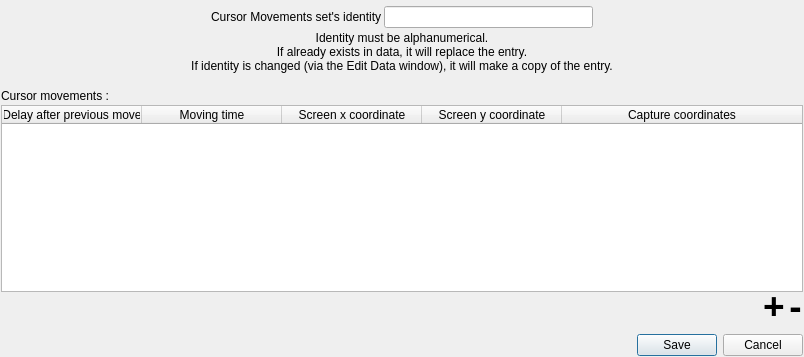
Above: ui/CursorMovementsSelectedEditDialog.ui from AmirHammouteneEI/ScheduledPasteAndKeys before the change. Below: the same form after it.
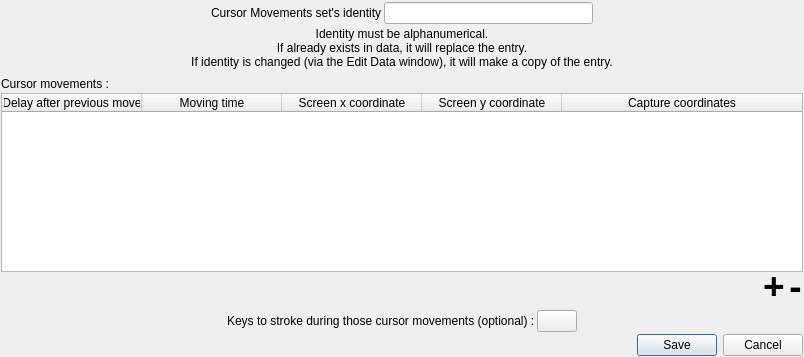
That is the form after the change.

Commit message: Added functionality to stroke keys during cursor movements

What changed in the file:
```diff
--- a/ui/CursorMovementsSelectedEditDialog.ui
+++ b/ui/CursorMovementsSelectedEditDialog.ui
@@ -196,85 +196,6 @@
      </column>
     </widget>
    </item>
-   <item>
-    <layout class="QHBoxLayout" name="horizontalLayout_5">
-     <item>
-      <spacer name="horizontalSpacer_7">
-       <property name="orientation">
-        <enum>Qt::Orientation::Horizontal</enum>
-       </property>
-       <property name="sizeHint" stdset="0">
-        <size>
-         <width>40</width>
-         <height>20</height>
-        </size>
-       </property>
-      </spacer>
-     </item>
-     <item>
-      <widget class="QPushButton" name="addMovsButton">
-       <property name="sizePolicy">
-        <sizepolicy hsizetype="Minimum" vsizetype="Minimum">
-         <horstretch>0</horstretch>
-         <verstretch>0</verstretch>
-        </sizepolicy>
-       </property>
-       <property name="maximumSize">
-        <size>
-         <width>45</width>
-         <height>45</height>
-        </size>
-       </property>
-       <property name="font">
-        <font>
-         <pointsize>28</pointsize>
-         <bold>true</bold>
-        </font>
-       </property>
-       <property name="styleSheet">
-        <string notr="true">QPushButton{padding-top:-10px;}</string>
-       </property>
-       <property name="text">
-        <string notr="true">+</string>
-       </property>
-       <property name="flat">
-        <bool>true</bool>
-       </property>
-      </widget>
-     </item>
-     <item>
-      <widget class="QPushButton" name="removeMovsButton">
-       <property name="sizePolicy">
-        <sizepolicy hsizetype="Minimum" vsizetype="Minimum">
-         <horstretch>0</horstretch>
-         <verstretch>0</verstretch>
-        </sizepolicy>
-       </property>
-       <property name="maximumSize">
-        <size>
-         <width>45</width>
-         <height>45</height>
-        </size>
-       </property>
-       <property name="font">
-        <font>
-         <pointsize>28</pointsize>
-         <bold>true</bold>
-        </font>
-       </property>
-       <property name="styleSheet">
-        <string notr="true">QPushButton{padding-top:-10px;}</string>
-       </property>
-       <property name="text">
-        <string notr="true">-</string>
-       </property>
-       <property name="flat">
-        <bool>true</bool>
-       </property>
-      </widget>
-     </item>
-    </layout>
-   </item>
    <item>
     <spacer name="verticalSpacer">
      <property name="orientation">
@@ -291,6 +212,129 @@
      </property>
     </spacer>
    </item>
+   <item>
+    <layout class="QHBoxLayout" name="horizontalLayout_5">
+     <item>
+      <spacer name="horizontalSpacer_7">
+       <property name="orientation">
+        <enum>Qt::Orientation::Horizontal</enum>
+       </property>
+       <property name="sizeHint" stdset="0">
+        <size>
+         <width>40</width>
+         <height>20</height>
+        </size>
+       </property>
+      </spacer>
+     </item>
+     <item>
+      <widget class="QPushButton" name="addMovsButton">
+       <property name="sizePolicy">
+        <sizepolicy hsizetype="Minimum" vsizetype="Minimum">
+         <horstretch>0</horstretch>
+         <verstretch>0</verstretch>
+        </sizepolicy>
+       </property>
+       <property name="maximumSize">
+        <size>
+         <width>45</width>
+         <height>45</height>
+        </size>
+       </property>
+       <property name="font">
+        <font>
+         <pointsize>28</pointsize>
+         <bold>true</bold>
+        </font>
+       </property>
+       <property name="styleSheet">
+        <string notr="true">QPushButton{padding-top:-10px;}</string>
+       </property>
+       <property name="text">
+        <string notr="true">+</string>
+       </property>
+       <property name="flat">
+        <bool>true</bool>
+       </property>
+      </widget>
+     </item>
+     <item>
+      <widget class="QPushButton" name="removeMovsButton">
+       <property name="sizePolicy">
+        <sizepolicy hsizetype="Minimum" vsizetype="Minimum">
+         <horstretch>0</horstretch>
+         <verstretch>0</verstretch>
+        </sizepolicy>
+       </property>
+       <property name="maximumSize">
+        <size>
+         <width>45</width>
+         <height>45</height>
+        </size>
+       </property>
+       <property name="font">
+        <font>
+         <pointsize>28</pointsize>
+         <bold>true</bold>
+        </font>
+       </property>
+       <property name="styleSheet">
+        <string notr="true">QPushButton{padding-top:-10px;}</string>
+       </property>
+       <property name="text">
+        <string notr="true">-</string>
+       </property>
+       <property name="flat">
+        <bool>true</bool>
+       </property>
+      </widget>
+     </item>
+    </layout>
+   </item>
+   <item>
+    <layout class="QHBoxLayout" name="horizontalLayout_7">
+     <item>
+      <spacer name="horizontalSpacer_10">
+       <property name="orientation">
+        <enum>Qt::Orientation::Horizontal</enum>
+       </property>
+       <property name="sizeHint" stdset="0">
+        <size>
+         <width>40</width>
+         <height>20</height>
+        </size>
+       </property>
+      </spacer>
+     </item>
+     <item>
+      <widget class="QLabel" name="label_2">
+       <property name="text">
+        <string>Keys to stroke during those cursor movements (optional) :</string>
+       </property>
+      </widget>
+     </item>
+     <item>
+      <widget class="QPushButton" name="keysStrokeButton">
+       <property name="text">
+        <string/>
+       </property>
+      </widget>
+     </item>
+     <item>
+      <spacer name="horizontalSpacer_11">
+       <property name="orientation">
+        <enum>Qt::Orientation::Horizontal</enum>
+       </property>
+       <property name="sizeHint" stdset="0">
+        <size>
+         <width>40</width>
+         <height>20</height>
+        </size>
+       </property>
+      </spacer>
+     </item>
+    </layout>
+   </item>
    <item>
     <widget class="QDialogButtonBox" name="buttonBox">
      <property name="orientation">
```
The commit also changes 13 other files.
